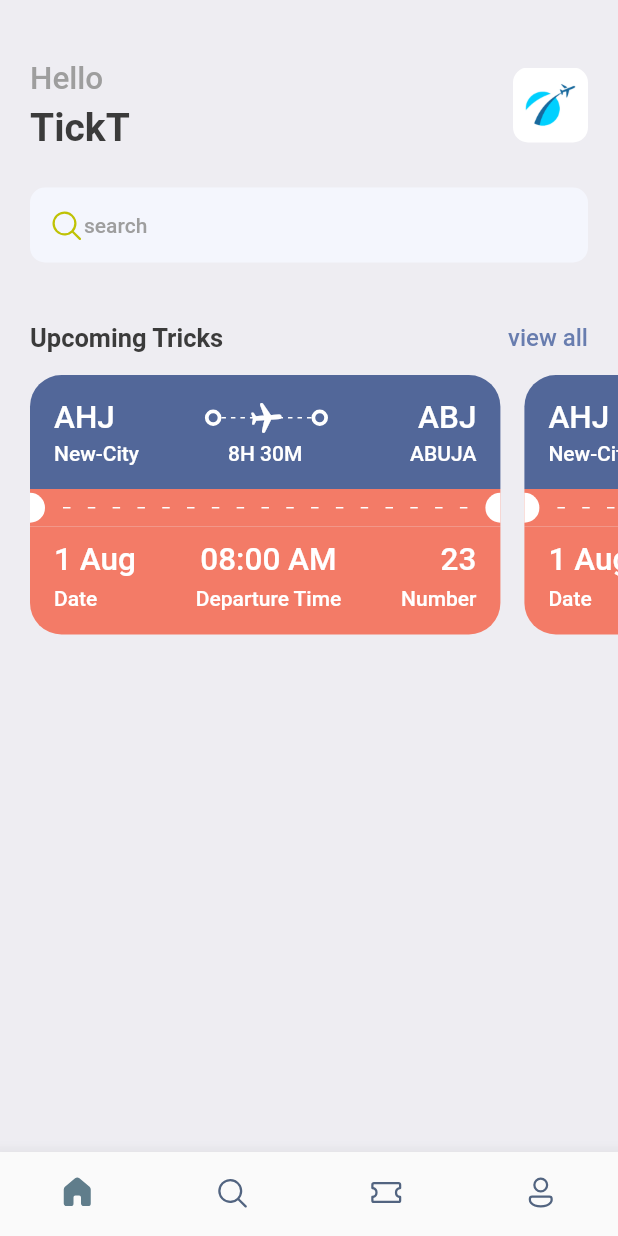
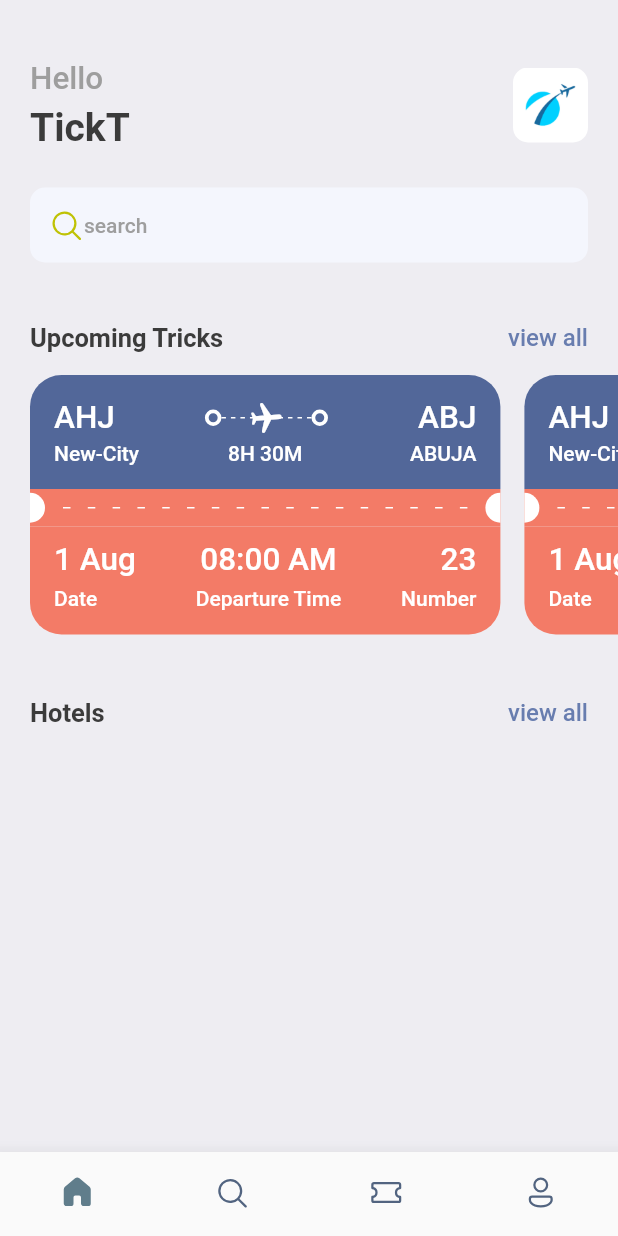
Before and after one commit to theclassical-dev/flutter-ticketTest, a Flutter app: the screen it shows after launch, on a phone screen of 412 x 824 dp. Run offline on Flutter 3.47's test engine with Material 2 defaults, Android fonts, the phone set to English and light mode, and no system bars; our stand-ins replace fluentui_icons, gap.

Commit message:
hotel label added

```diff
--- a/lib/screens/home_screen.dart
+++ b/lib/screens/home_screen.dart
@@ -96,6 +96,23 @@ class HomeScreen extends StatelessWidget {
                 TickView()
               ],
             ),
+          ),
+          const Gap(15),
+          Container(
+            padding: const EdgeInsets.symmetric(horizontal: 20),
+            child: Row(
+              mainAxisAlignment: MainAxisAlignment.spaceBetween,
+              children: [
+                Text("Hotels", style: Styles.headLineStyle2,),
+                InkWell(
+                    onTap: (){
+                      print("You are tapped");
+                    },
+                    child: Text("view all", style: Styles.textStyle.copyWith(color: Styles.primaryColor),
+                    )
+                )
+              ],
+            ),
           )
         ],
       ),
```
